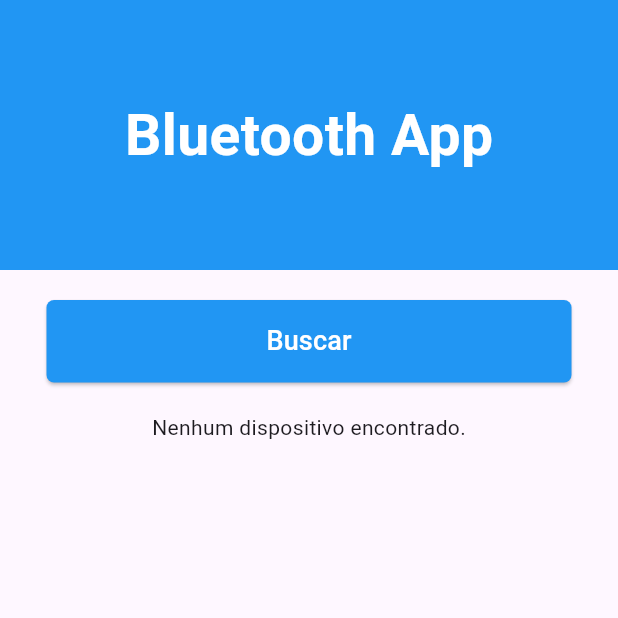
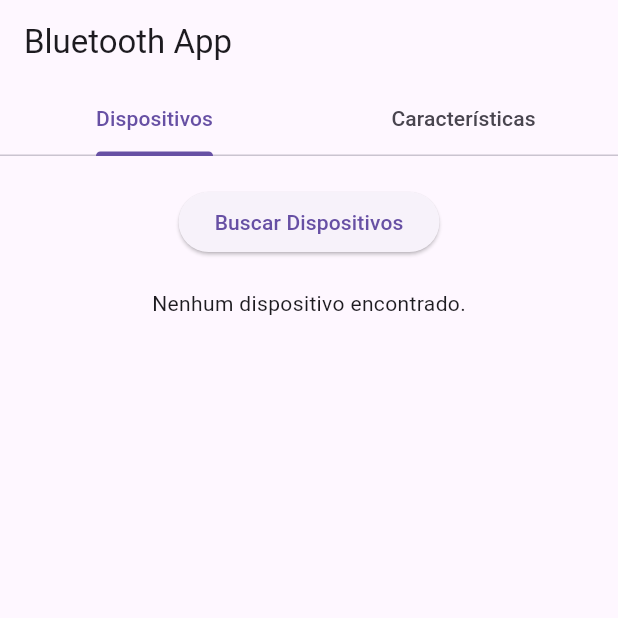
Before and after one commit to TaissadeCastro/Flutter-Bluetooth, a Flutter app: the screen it shows after launch, on a phone screen of 412 x 824 dp, the top half of it. Run offline on Flutter 3.47's test engine with Material 3 defaults, Android fonts, the phone set to English and light mode, and no system bars; our stand-ins replace flutter_blue_plus, get, permission_handler.

Commit message:
2ª Versão: Conectando

```diff
--- a/lib/views/home_page.dart
+++ b/lib/views/home_page.dart
@@ -1,65 +1,86 @@
 import 'package:flutter/material.dart';
-import 'package:bluetooth/controllers/bluetoothController.dart';
 import 'package:flutter_blue_plus/flutter_blue_plus.dart';
 import 'package:get/get.dart';
+import 'package:bluetooth/controllers/bluetoothController.dart';
 
-class HomePage extends StatelessWidget {
+class HomePage extends StatefulWidget {
   const HomePage({Key? key}) : super(key: key);
 
   @override
+  _HomePageState createState() => _HomePageState();
+}
+
+class _HomePageState extends State<HomePage> with TickerProviderStateMixin {
+  late TabController _tabController;
+  final BluetoothController controller = Get.put(BluetoothController());
+
+  @override
+  void initState() {
+    super.initState();
+    _tabController = TabController(length: 2, vsync: this);
+  }
+
+  @override
+  void dispose() {
+    _tabController.dispose();
+    super.dispose();
+  }
+
+  @override
   Widget build(BuildContext context) {
-    return GetBuilder<BluetoothController>(
-      init: BluetoothController(),
-      builder: (controller) {
+    return Obx(() {
       return Scaffold(
-          body: SingleChildScrollView(
+        appBar: AppBar(
+          title: const Text("Bluetooth App"),
+          bottom: TabBar(
+            controller: _tabController,
+            tabs: const [
+              Tab(text: "Dispositivos"),
+              Tab(text: "Características"),
+            ],
+          ),
+        ),
+        body: TabBarView(
+          controller: _tabController,
+          children: [_buildDispositivosTab(), _buildCaracteristicasTab()],
+        ),
+
+        //Botão de desconectar, exibido sempre que a conexão for sucesso;
+        floatingActionButton:
+            controller.connectedDevice.value != null
+                ? FloatingActionButton(
+                  onPressed: () async {
+                    await controller.connectedDevice.value?.disconnect();
+                    controller.connectedDevice.value = null;
+                    controller.services.clear();
+                    Get.snackbar(
+                      "Desconectado",
+                      "Dispositivo foi desconectado.",
+                    );
+                  },
+                  backgroundColor: Colors.red,
+                  child: const Icon(Icons.bluetooth_disabled),
+                  tooltip: "Desconectar",
+                )
+                : null,
+      );
+    });
+  }
+
+  Widget _buildDispositivosTab() {
+    return SingleChildScrollView(
       child: Column(
         children: [
-                Container(
-                  height: 180,
-                  width: double.infinity,
-                  color: Colors.blue,
-                  child: const Center(
-                    child: Text(
-                      "Bluetooth App",
-                      style: TextStyle(
-                        color: Colors.white,
-                        fontSize: 38,
-                        fontWeight: FontWeight.bold,
-                      ),
-                    ),
-                  ),
-                ),
           const SizedBox(height: 20),
-                Center(
-                  child: Obx(() {
-                    return ElevatedButton(
+          ElevatedButton(
             onPressed:
                 controller.isScanning.value
                     ? null
                     : () => controller.scanDevices(),
-                      style: ElevatedButton.styleFrom(
-                        foregroundColor: Colors.white,
-                        backgroundColor: Colors.blue,
-                        minimumSize: const Size(350, 55),
-                        shape: const RoundedRectangleBorder(
-                          borderRadius: BorderRadius.all(Radius.circular(5)),
-                        ),
-                      ),
             child:
                 controller.isScanning.value
-                              ? const CircularProgressIndicator(
-                                color: Colors.white,
-                              )
-                              : const Text(
-                                "Buscar",
-                                style: TextStyle(
-                                  fontSize: 18,
-                                  color: Colors.white,
-                                ),
-                              ),
-                    );
-                  }),
+                    ? const CircularProgressIndicator(color: Colors.white)
+                    : const Text("Buscar Dispositivos"),
           ),
           const SizedBox(height: 20),
           StreamBuilder<List<ScanResult>>(
@@ -82,14 +103,13 @@ class HomePage extends StatelessWidget {
                         ),
                         subtitle: Text(data.device.id.id),
                         trailing: Text("${data.rssi} dBm"),
+                        onTap: () => controller.connectToDevice(data.device),
                       ),
                     );
                   },
                 );
               } else if (controller.isScanning.value) {
-                      return const Center(
-                        child: Text("Buscando dispositivos..."),
-                      );
+                return const Center(child: Text("Buscando dispositivos..."));
               } else {
                 return const Center(
                   child: Text("Nenhum dispositivo encontrado."),
@@ -99,7 +119,70 @@ class HomePage extends StatelessWidget {
           ),
         ],
       ),
+    );
+  }
+
+  Widget _buildCaracteristicasTab() {
+    return controller.connectedDevice.value == null
+        ? const Center(
+          child: Text(
+            "Conecte-se a um dispositivo para ver as características.",
           ),
+        )
+        : ListView.builder(
+          itemCount: controller.services.length,
+          itemBuilder: (context, index) {
+            final service = controller.services[index];
+            return ExpansionTile(
+              title: Text(service.uuid.toString()),
+              children:
+                  service.characteristics
+                      .map(
+                        (char) => ListTile(
+                          title: Text(char.uuid.toString()),
+                          subtitle: Text(char.properties.toString()),
+                          onTap: () {
+                            _showCharacteristicDialog(char);
+                          },
+                        ),
+                      )
+                      .toList(),
+            );
+          },
+        );
+  }
+
+  void _showCharacteristicDialog(BluetoothCharacteristic characteristic) {
+    TextEditingController controller = TextEditingController();
+
+    showDialog(
+      context: context,
+      builder: (context) {
+        return AlertDialog(
+          title: const Text("Editar Característica"),
+          content: TextField(
+            controller: controller,
+            decoration: const InputDecoration(hintText: "Digite o valor"),
+          ),
+          actions: [
+            TextButton(
+              onPressed: () {
+                Navigator.pop(context);
+              },
+              child: const Text("Cancelar"),
+            ),
+            TextButton(
+              onPressed: () async {
+                await characteristic.write(
+                  List<int>.from(controller.text.codeUnits),
+                  withoutResponse: true,
+                );
+                Get.snackbar("Sucesso", "Valor escrito com sucesso.");
+                Navigator.pop(context);
+              },
+              child: const Text("Salvar"),
+            ),
+          ],
         );
       },
     );
```
Also changed, not shown: lib/controllers/bluetoothController.dart (+37 -1 lines). Lines whose indentation alone changed are shown as unchanged.
